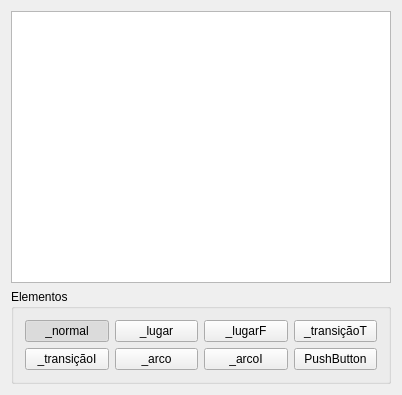
Qt form BR-Petri/mainwindow.ui (hackerlank/training_project) before a commit.
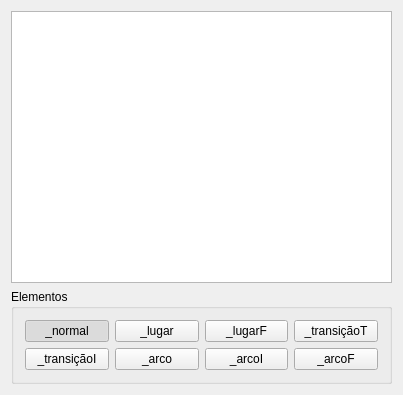
The same form after that commit.

Diff of the .ui file:
```diff
--- a/BR-Petri/mainwindow.ui
+++ b/BR-Petri/mainwindow.ui
@@ -6,7 +6,7 @@
    <rect>
     <x>0</x>
     <y>0</y>
-    <width>402</width>
+    <width>403</width>
     <height>395</height>
    </rect>
   </property>
@@ -100,7 +100,7 @@
        <item row="1" column="3">
         <widget class="QPushButton" name="pushButton_8">
          <property name="text">
-          <string>PushButton</string>
+          <string>_arcoF</string>
          </property>
          <property name="checkable">
           <bool>true</bool>
```
Left out of the diff: 2 changed lines with no effect on the pictures.
